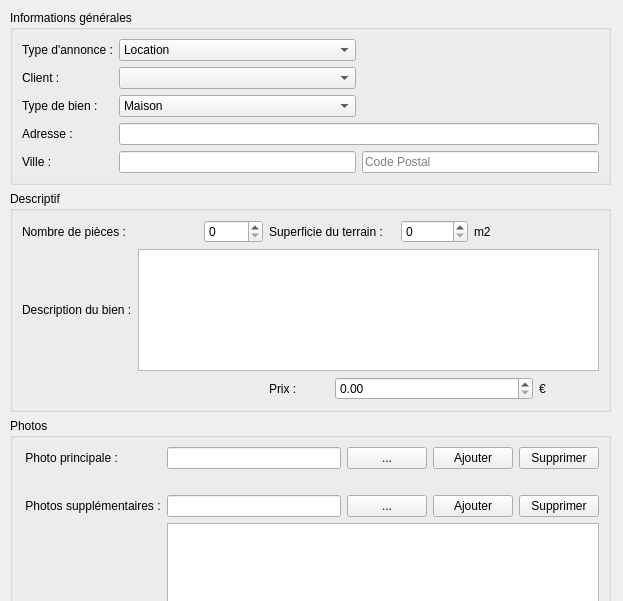
First picture: the form in BestResidence/ajout.ui, repository jordanlang/BestResidence, before the edit.
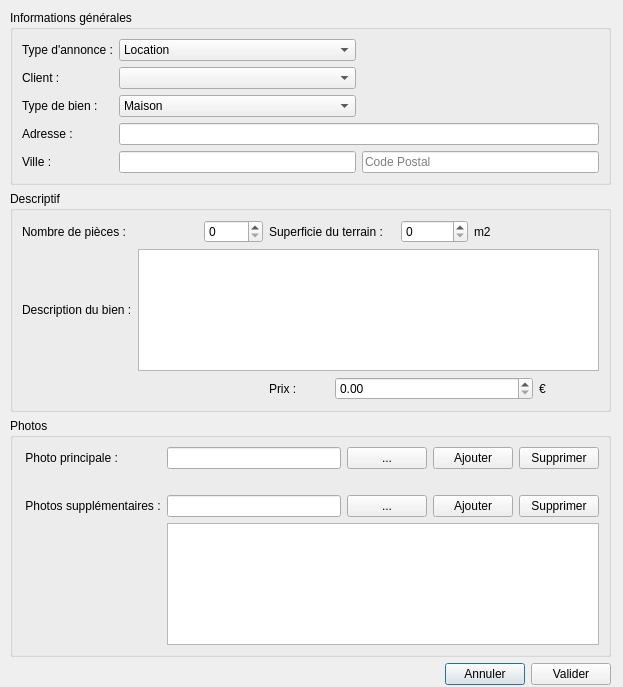
Second picture: the form after the edit.

```diff
--- a/BestResidence/ajout.ui
+++ b/BestResidence/ajout.ui
@@ -7,7 +7,7 @@
     <x>0</x>
     <y>0</y>
     <width>623</width>
-    <height>601</height>
+    <height>687</height>
    </rect>
   </property>
   <property name="windowTitle">
```
Left out of the diff: 2 changed lines with no effect on the pictures.
